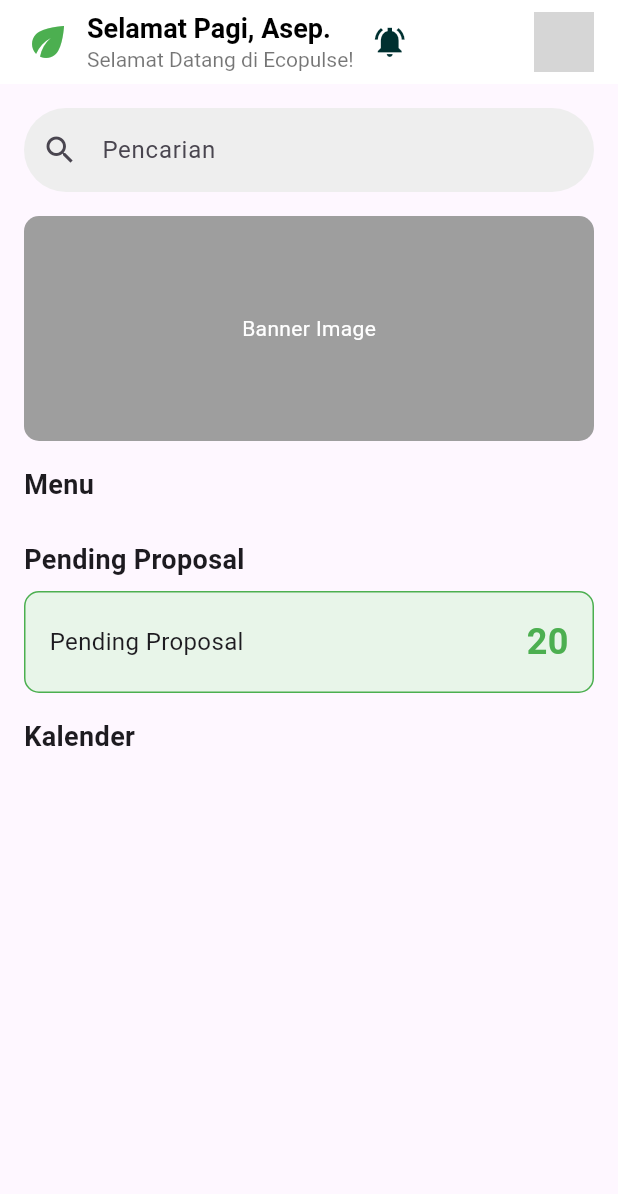
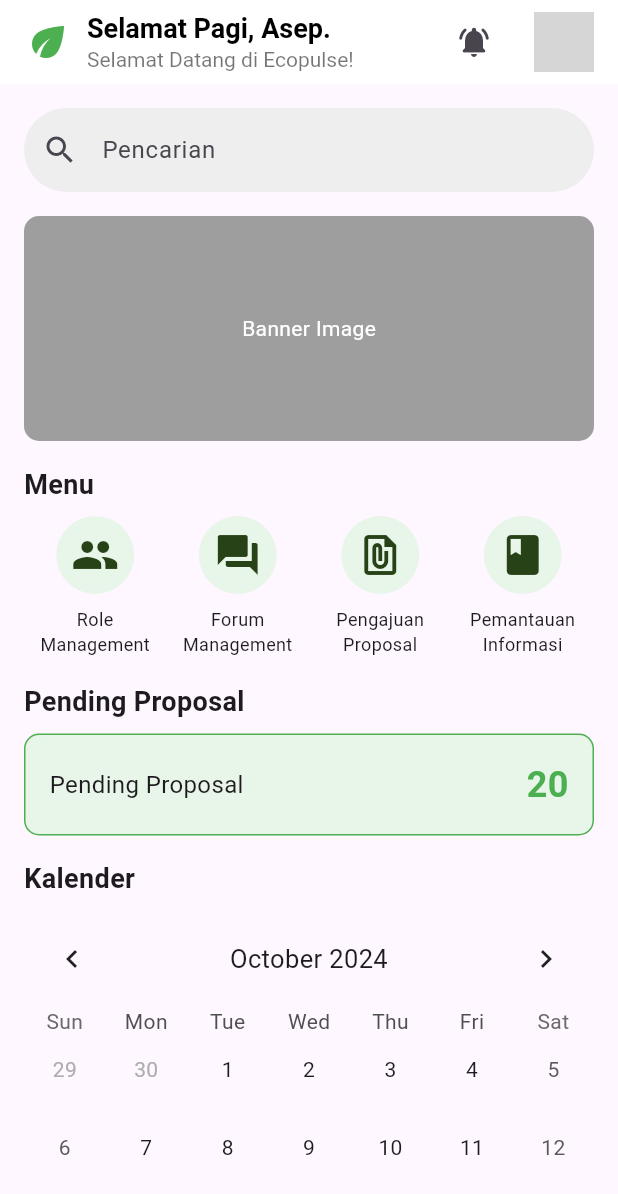
Before and after one commit to proyek-tingkat-ecoplus/tubes_mobpro, a Flutter app: the Home screen opened by its route, on a phone screen of 412 x 824 dp. Shown: the top 1194 px of the screen. Run offline on Flutter 3.47's test engine with Material 3 defaults, Android fonts, the phone set to English and light mode, and no system bars; drawn by our look-alikes of table_calendar; our stand-ins replace flutter_animate, page_transition; network calls fail; grey boxes are pictures that could not be loaded.

Commit message:
update home

```diff
--- a/tubes_mobpro/lib/pages/Home.dart
+++ b/tubes_mobpro/lib/pages/Home.dart
@@ -1,4 +1,5 @@
 import 'package:flutter/material.dart';
+import 'package:table_calendar/table_calendar.dart';
 import 'package:tubes_webpro/pages/login.dart';
 
 class Home extends StatelessWidget {
@@ -41,30 +42,18 @@ class Home extends StatelessWidget {
                 ),
               ],
             ),
-            IconButton(
-            icon: const Icon(Icons.notifications_active_sharp, color: Color.fromRGBO(0, 48, 48, 10),),
-            tooltip: 'Notifikasi',
-            onPressed: () {
-              Navigator.push(context, MaterialPageRoute<void>(
-                builder: (BuildContext context) {
-                  return Scaffold(
-                    appBar: AppBar(
-                      title: const Text('Next page'),
-                    ),
-                    body: const Center(
-                      child: Text(
-                        'This is the next page',
-                        style: TextStyle(fontSize: 24),
-                      ),
-                    ),
-                  );
-                },
-              ));
-            },
-            ),
+
           ],
         ),
         actions: [
+          IconButton(
+            icon: Icon(Icons.notifications_active_rounded),
+            tooltip: 'Notifikasi',
+            onPressed: () {
+
+            },
+          ),
+          SizedBox(width: 16),
           CircleAvatar(
             backgroundImage: NetworkImage('https://example.com/profile.jpg'), // URL gambar profil
           ),
@@ -119,6 +108,12 @@ class Home extends StatelessWidget {
                 crossAxisCount: 4,
                 shrinkWrap: true,
                 physics: NeverScrollableScrollPhysics(),
+                children: [
+                  _buildMenuItem(Icons.people, 'Role\nManagement'),
+                  _buildMenuItem(Icons.forum, 'Forum\nManagement'),
+                  _buildMenuItem(Icons.file_present, 'Pengajuan\nProposal'),
+                  _buildMenuItem(Icons.book, 'Pemantauan\nInformasi'),
+                ],
               ),
               SizedBox(height: 16),
 
@@ -161,6 +156,26 @@ class Home extends StatelessWidget {
                 'Kalender',
                 style: TextStyle(fontSize: 18, fontWeight: FontWeight.bold),
               ),
+              SizedBox(height: 8),
+              TableCalendar(
+                firstDay: DateTime.utc(2020, 10, 16),
+                lastDay: DateTime.utc(2030, 3, 14),
+                focusedDay: DateTime.now(),
+                headerStyle: HeaderStyle(
+                  formatButtonVisible: false,
+                  titleCentered: true,
+                ),
+                calendarStyle: CalendarStyle(
+                  todayDecoration: BoxDecoration(
+                    color: Color.fromRGBO(38, 66, 22, 10),
+                    shape: BoxShape.circle,
+                  ),
+                  selectedDecoration: BoxDecoration(
+                    color: Colors.greenAccent,
+                    shape: BoxShape.circle,
+                  ),
+                ),
+              )
             ],
           ),
         ),
@@ -168,3 +183,29 @@ class Home extends StatelessWidget {
     );
   }
 }
+
+// Function to build menu item
+  Widget _buildMenuItem(IconData icon, String label) {
+    return Column(
+      children: [
+        Container(
+          padding: EdgeInsets.all(10),
+          decoration: BoxDecoration(
+            color: Colors.green[50],
+            shape: BoxShape.circle,
+          ),
+          child: Icon(
+            icon,
+            color: Color.fromRGBO(38, 66, 22, 10),
+            size: 32,
+          ),
+        ),
+        SizedBox(height: 8),
+        Text(
+          label,
+          textAlign: TextAlign.center,
+          style: TextStyle(fontSize: 12),
+        ),
+      ],
+    );
+  }
--- a/tubes_mobpro/lib/pages/dashboard.dart
+++ b/tubes_mobpro/lib/pages/dashboard.dart
@@ -66,7 +66,7 @@ class _dashboardState extends State<dashboard> {
           padding: const EdgeInsets.all(20.0),
            child: Container(
               decoration: BoxDecoration(
-                border: Border.all(color: Colors.green, style: BorderStyle.solid, width: 5),
+                border: Border.all(color: Color.fromRGBO(38, 66, 22, 10), style: BorderStyle.solid, width: 2),
                 borderRadius: BorderRadius.circular(100)
               ),
                 child: ClipRRect(
--- a/tubes_mobpro/pubspec.yaml
+++ b/tubes_mobpro/pubspec.yaml
@@ -32,6 +32,7 @@ dependencies:
     sdk: flutter
   flutter_animate: ^4.5.0
   page_transition: "^2.1.0"
+  table_calendar: ^3.0.0
 
 
   # The following adds the Cupertino Icons font to your application.
```
Also changed, not shown: assets/image/profile.png (added), tubes_mobpro/lib/main.dart (line endings or trailing spaces), tubes_mobpro/pubspec.lock.
